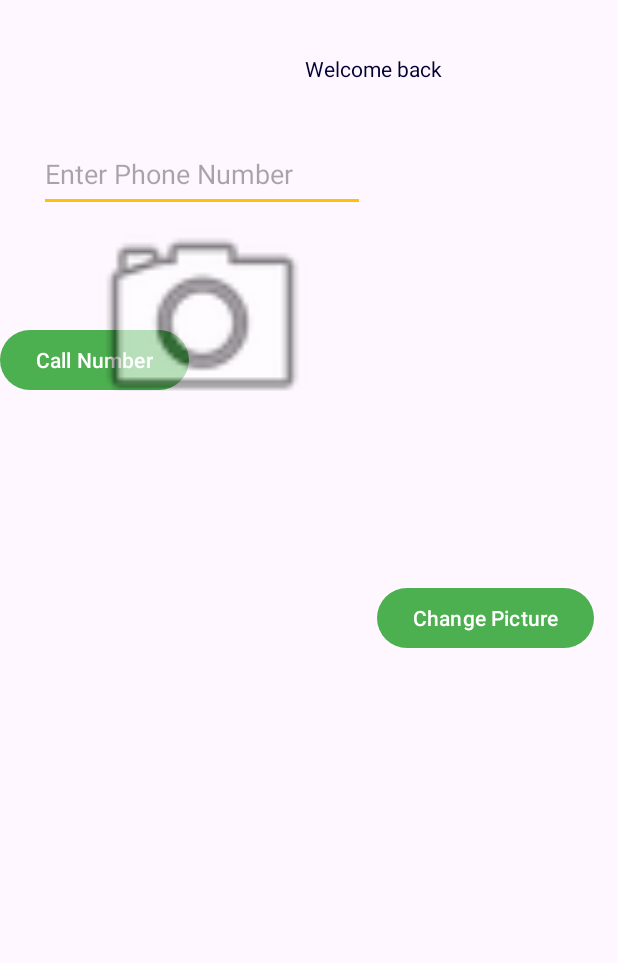
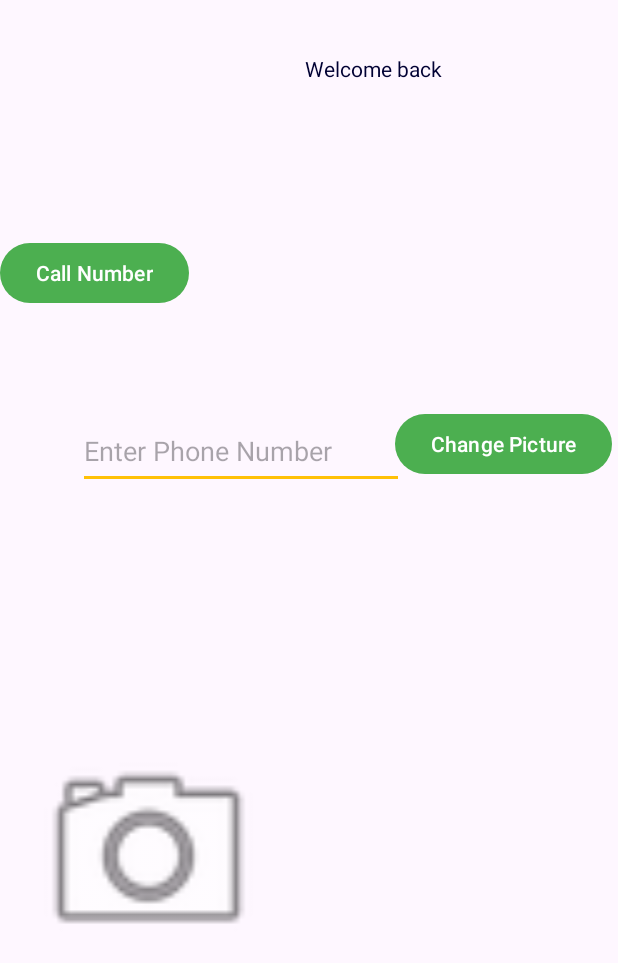
Before and after one commit to TrebleHaaland/CST2335-AndroidLabs, an Android app: the screen it shows after launch (SecondActivity), after a tap on "Login", on a phone screen of 412 x 824 dp. Shown: the top 963 px of the screen. Run offline under Robolectric (Android 15) with nearby library versions, the phone set to English and light mode, and no system bars.

Commit message:
Started Lab 4

```diff
--- a/app/src/main/res/layout/activity_second.xml
+++ b/app/src/main/res/layout/activity_second.xml
@@ -32,8 +32,8 @@
         android:id="@+id/editTextNumber"
         android:layout_width="217dp"
         android:layout_height="50dp"
-        android:layout_marginStart="26dp"
-        android:layout_marginTop="91dp"
+        android:layout_marginStart="52dp"
+        android:layout_marginTop="276dp"
         android:ems="10"
         android:hint="Enter Phone Number"
         android:inputType="phone"
@@ -45,8 +45,8 @@
         android:id="@+id/changePictureButton"
         android:layout_width="wrap_content"
         android:layout_height="wrap_content"
-        android:layout_marginEnd="16dp"
-        android:layout_marginBottom="388dp"
+        android:layout_marginEnd="4dp"
+        android:layout_marginBottom="504dp"
         android:text="Change Picture"
         app:layout_constraintBottom_toBottomOf="parent"
         app:layout_constraintEnd_toEndOf="parent"
@@ -56,12 +56,10 @@
         android:id="@+id/picture"
         android:layout_width="198dp"
         android:layout_height="160dp"
-        android:layout_marginStart="36dp"
-        android:layout_marginBottom="540dp"
+        android:layout_marginBottom="176dp"
         app:layout_constraintBottom_toBottomOf="parent"
-        app:layout_constraintStart_toStartOf="parent"
-        app:layout_constraintTop_toBottomOf="@+id/editTextNumber"
         app:srcCompat="@android:drawable/ic_menu_camera"
-        tools:ignore="MissingConstraints" />
+        tools:ignore="MissingConstraints"
+        tools:layout_editor_absoluteX="28dp" />
 
 </androidx.constraintlayout.widget.ConstraintLayout>
```
